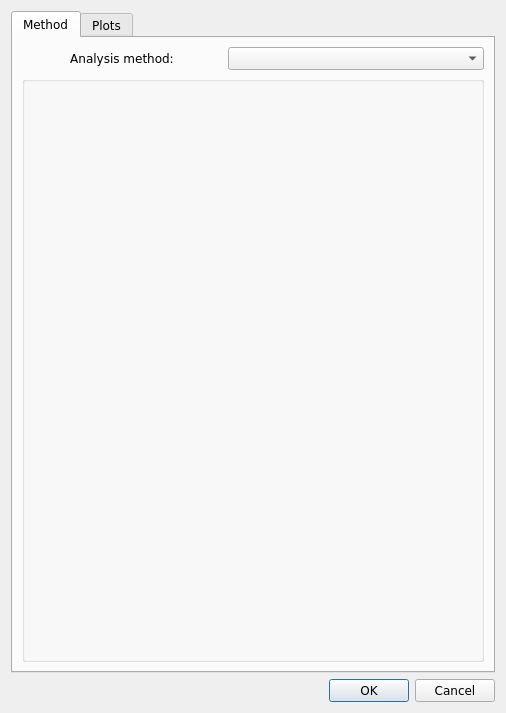
AliSalman-et-al/openmeta-analyst-community, file src/rc_metastudio/forms/ma_specs2.ui: the form before one commit.
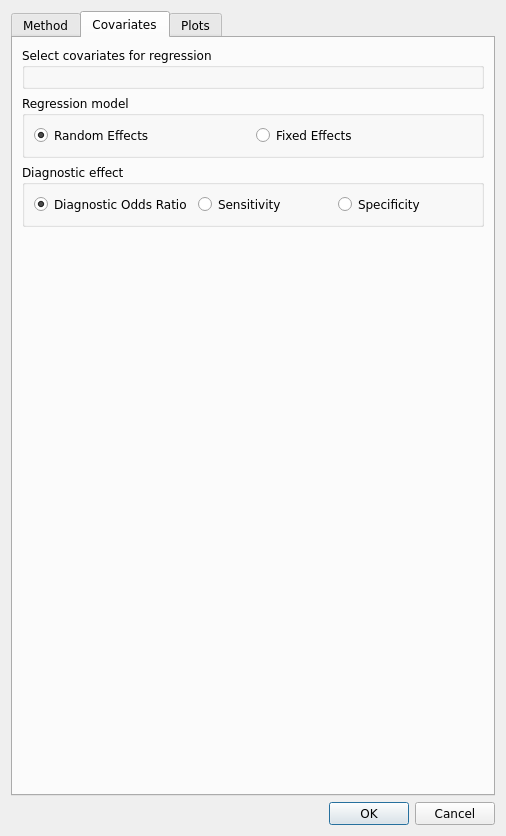
The form after the commit. The open tabs and pages were chosen to show the change. Icons and pictures are not drawn.

Commit message:
Unify meta-regression analysis dialog
Route meta-regression through the shared Method and Parameters dialog with dedicated covariate selection, configurable method parameters, and bubble plot options. Preserve fixed/random and diagnostic workflows through the analysis adapter.

Closes #280

The edit to the form file:
```diff
--- a/src/rc_metastudio/forms/ma_specs2.ui
+++ b/src/rc_metastudio/forms/ma_specs2.ui
@@ -96,6 +96,52 @@
        </item>
       </layout>
      </widget>
+     <widget class="QWidget" name="covariates_tab">
+      <attribute name="title">
+       <string>Covariates</string>
+      </attribute>
+      <layout class="QVBoxLayout" name="covariates_tab_layout">
+       <item>
+        <widget class="QGroupBox" name="cov_grp_box">
+         <property name="title">
+          <string>Select covariates for regression</string>
+         </property>
+         <layout class="QGridLayout" name="covariates_layout"/>
+        </widget>
+       </item>
+       <item>
+       <widget class="QGroupBox" name="regression_model_group">
+         <property name="title">
+          <string>Regression model</string>
+         </property>
+         <layout class="QHBoxLayout" name="regression_model_layout">
+          <item>
+           <widget class="QRadioButton" name="random_effects_radio">
+            <property name="text"><string>Random Effects</string></property>
+            <property name="checked"><bool>true</bool></property>
+           </widget>
+          </item>
+          <item>
+           <widget class="QRadioButton" name="fixed_effects_radio">
+            <property name="text"><string>Fixed Effects</string></property>
+           </widget>
+          </item>
+         </layout>
+        </widget>
+       </item>
+       <item>
+        <widget class="QGroupBox" name="diagnostic_regression_group">
+         <property name="title"><string>Diagnostic effect</string></property>
+         <layout class="QHBoxLayout" name="diagnostic_regression_layout">
+          <item><widget class="QRadioButton" name="dor_radio"><property name="text"><string>Diagnostic Odds Ratio</string></property><property name="checked"><bool>true</bool></property></widget></item>
+          <item><widget class="QRadioButton" name="sensitivity_radio"><property name="text"><string>Sensitivity</string></property></widget></item>
+          <item><widget class="QRadioButton" name="specificity_radio"><property name="text"><string>Specificity</string></property></widget></item>
+         </layout>
+        </widget>
+       </item>
+       <item><spacer name="covariates_spacer"><property name="orientation"><enum>Qt::Vertical</enum></property><property name="sizeHint" stdset="0"><size><width>20</width><height>40</height></size></property></spacer></item>
+      </layout>
+     </widget>
      <widget class="QWidget" name="plot_tab">
       <attribute name="title">
        <string>Plots</string>
@@ -380,7 +426,7 @@
         </widget>
        </item>
        <item>
-        <layout class="QGridLayout" name="gridLayout_3">
+       <layout class="QGridLayout" name="gridLayout_3">
          <item row="0" column="0">
           <widget class="QLabel" name="label_7">
            <property name="maximumSize">
@@ -462,6 +508,16 @@
          </item>
         </layout>
        </item>
+       <item>
+        <widget class="QGroupBox" name="regression_group">
+         <property name="title"><string>Regression Options</string></property>
+         <layout class="QGridLayout" name="regression_layout">
+          <item row="0" column="0"><widget class="QCheckBox" name="show_regression_line"><property name="text"><string>Show regression line</string></property><property name="checked"><bool>true</bool></property></widget></item>
+          <item row="1" column="0"><widget class="QCheckBox" name="show_confidence_band"><property name="text"><string>Show confidence band</string></property><property name="checked"><bool>true</bool></property></widget></item>
+          <item row="2" column="0"><widget class="QCheckBox" name="show_prediction_interval"><property name="text"><string>Show prediction interval</string></property></widget></item>
+         </layout>
+        </widget>
+       </item>
        <item>
         <layout class="QHBoxLayout" name="horizontalLayout_4">
          <item>
```
The commit also changes 9 other files.
